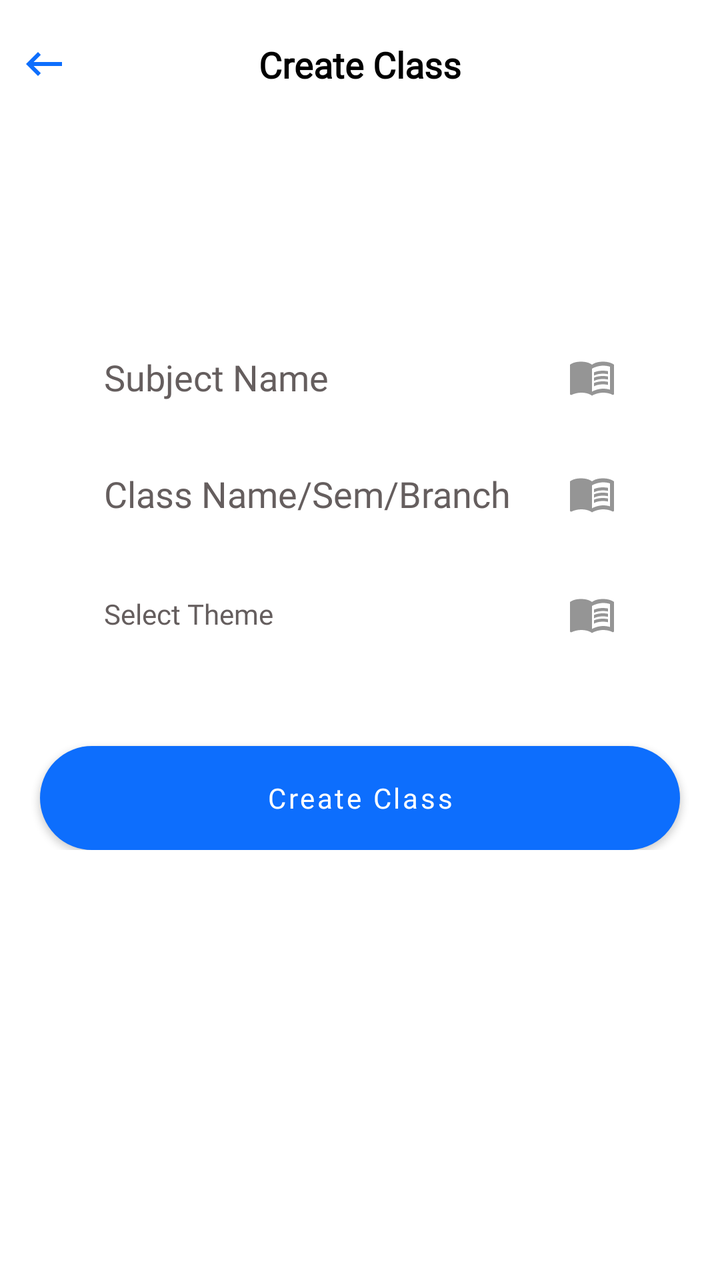
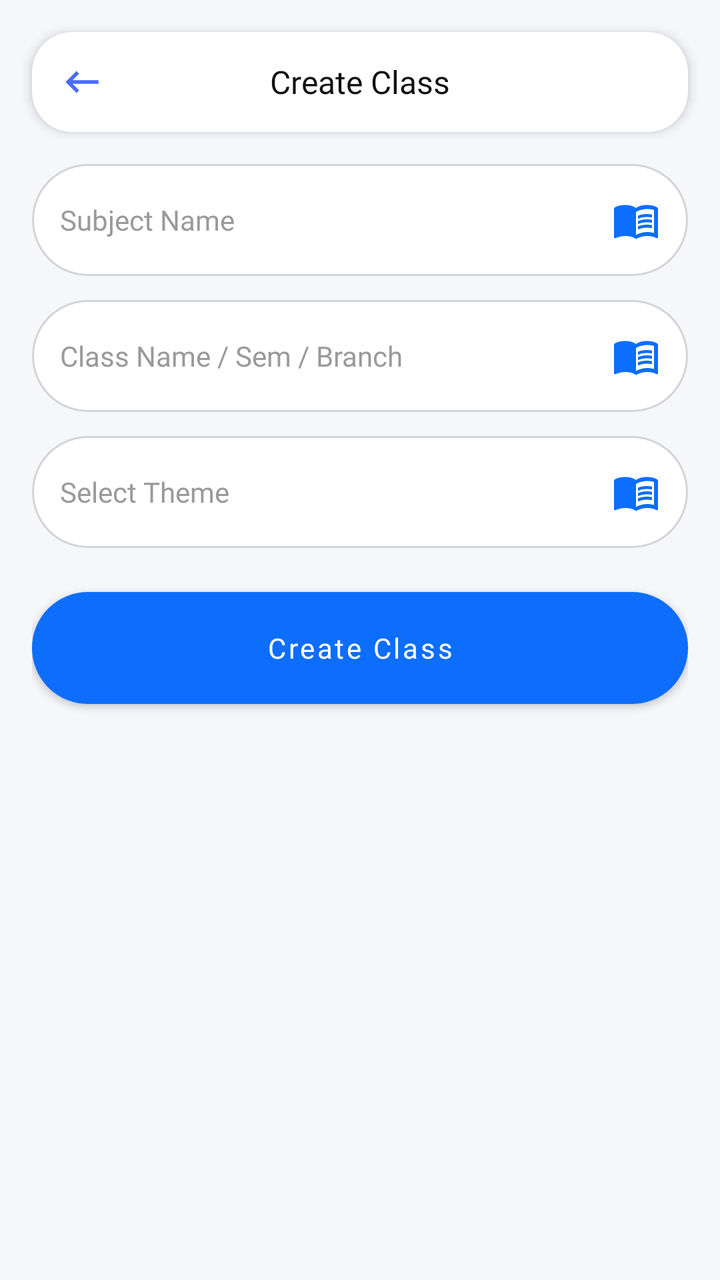

Compare the two renders of this Android layout. The source of the first and the diff that turns it into the second are given below.
<!-- AndroidManifest.xml: application theme Theme.LMSKotlin -->
<!-- res/layout/activity_create_class.xml -->
<?xml version="1.0" encoding="utf-8"?>
<RelativeLayout xmlns:android="http://schemas.android.com/apk/res/android"
    xmlns:app="http://schemas.android.com/apk/res-auto"
    xmlns:tools="http://schemas.android.com/tools"
    android:layout_width="match_parent"
    android:layout_height="match_parent"
    android:background="@color/white"
    tools:context=".CreateClassActivity">

    <RelativeLayout
        android:id="@+id/toolbarRl"
        android:layout_width="match_parent"
        android:layout_height="wrap_content"
        android:layout_marginTop="20dp"
        android:gravity="center_vertical">

        <ImageView
            android:id="@+id/backBtn"
            android:layout_width="wrap_content"
            android:layout_height="wrap_content"
            android:layout_marginStart="10dp"
            android:src="@drawable/ic_back_black"
            app:tint="@color/colorPrimary" />

        <TextView
            android:layout_width="wrap_content"
            android:layout_height="wrap_content"
            android:layout_centerHorizontal="true"
            android:text="Create Class"
            android:textColor="@color/black"
            android:textSize="18sp"
            android:fontFamily="@font/segoe_ui_bold"
            android:textStyle="bold" />

    </RelativeLayout>

    <androidx.core.widget.NestedScrollView
        android:id="@+id/scrollView"
        android:layout_width="match_parent"
        android:layout_height="wrap_content"
        android:layout_below="@id/toolbarRl">

        <RelativeLayout
            android:layout_width="match_parent"
            android:layout_height="wrap_content">

            <EditText
                android:id="@+id/subjectEt"
                android:layout_width="match_parent"
                android:layout_height="wrap_content"
                android:layout_marginLeft="40dp"
                android:layout_marginRight="40dp"
                android:layout_marginTop="120dp"
                android:background="@null"
                android:backgroundTint="@color/colorGray02"
                android:drawableEnd="@drawable/ic_library_primary"
                android:drawablePadding="20dp"
                android:drawableTint="@color/colorGray02"
                android:fontFamily="@font/seg_ui_semibold"
                android:hint="Subject Name"
                android:imeOptions="actionNext"
                android:inputType="textCapWords"
                android:padding="12dp"
                android:textColor="@color/black"
                android:textColorHint="@color/Gray01" />

            <EditText
                android:id="@+id/classNameEt"
                android:layout_width="match_parent"
                android:layout_height="wrap_content"
                android:layout_below="@id/subjectEt"
                android:layout_marginLeft="40dp"
                android:layout_marginRight="40dp"
                android:layout_marginTop="10dp"
                android:background="@null"
                android:backgroundTint="@color/colorGray02"
                android:drawableEnd="@drawable/ic_library_primary"
                android:drawablePadding="20dp"
                android:drawableTint="@color/colorGray02"
                android:fontFamily="@font/seg_ui_semibold"
                android:hint="Class Name/Sem/Branch"
                android:imeOptions="actionNext"
                android:inputType="textCapWords"
                android:padding="12dp"
                android:textColor="@color/black"
                android:textColorHint="@color/Gray01" />

            <TextView
                android:id="@+id/themeEt"
                android:layout_width="match_parent"
                android:layout_height="52dp"
                android:layout_below="@id/classNameEt"
                android:layout_marginLeft="40dp"
                android:layout_marginRight="40dp"
                android:layout_marginTop="10dp"
                android:background="@null"
                android:textSize="14sp"
                android:gravity="center_vertical"
                android:backgroundTint="@color/colorGray02"
                android:drawableEnd="@drawable/ic_library_primary"
                android:drawablePadding="20dp"
                android:drawableTint="@color/colorGray02"
                android:fontFamily="@font/seg_ui_semibold"
                android:hint="Select Theme"
                android:imeOptions="actionNext"
                android:inputType="textCapWords"
                android:padding="12dp"
                android:textColor="@color/black"
                android:textColorHint="@color/Gray01" />


            <Button
                android:id="@+id/createClassBtn"
                android:layout_width="match_parent"
                android:layout_height="52dp"
                android:layout_below="@id/themeEt"
                android:layout_marginLeft="20dp"
                android:layout_marginRight="20dp"
                android:layout_marginTop="40dp"
                android:background="@drawable/button_background"
                android:fontFamily="@font/seg_ui_semibold"
                android:text="Create Class"
                android:textAllCaps="false" />

            <ProgressBar
                android:id="@+id/progressBar"
                android:layout_width="wrap_content"
                android:layout_height="wrap_content"
                android:layout_centerHorizontal="true"
                android:layout_marginTop="20dp"
                android:visibility="gone"
                android:layout_below="@id/createClassBtn"/>


        </RelativeLayout>

    </androidx.core.widget.NestedScrollView>

</RelativeLayout>
<!-- resources referenced by this layout -->
<resources>
  <color name="Gray01">#655E5E</color>
  <color name="black">#FF000000</color>
  <color name="colorGray02">#959595</color>
  <color name="colorPrimary">#0d6efd</color>
  <color name="white">#FFFFFFFF</color>
  <!-- drawable button_background (drawable) -->
  <?xml version="1.0" encoding="utf-8"?>
  <layer-list xmlns:android="http://schemas.android.com/apk/res/android">
      <item>
          <shape android:shape="rectangle">
              <solid android:color="@color/colorPrimary"/>
              <corners android:radius="50dp"/>
              <stroke android:color="@color/colorPrimary"
                  android:width="1dp"/>
          </shape>
      </item>
  </layer-list>
  <!-- drawable ic_back_black (drawable) -->
  <vector android:autoMirrored="true" android:height="24dp"
      android:tint="#000000" android:viewportHeight="24"
      android:viewportWidth="24" android:width="24dp" xmlns:android="http://schemas.android.com/apk/res/android">
      <path android:fillColor="@android:color/white" android:pathData="M21,11H6.83l3.58,-3.59L9,6l-6,6 6,6 1.41,-1.41L6.83,13H21z"/>
  </vector>
  <!-- drawable ic_library_primary (drawable) -->
  <vector android:autoMirrored="true" android:height="24dp"
      android:tint="@color/colorPrimary" android:viewportHeight="24"
      android:viewportWidth="24" android:width="24dp" xmlns:android="http://schemas.android.com/apk/res/android">
      <path android:fillColor="@android:color/white" android:pathData="M21,5c-1.11,-0.35 -2.33,-0.5 -3.5,-0.5c-1.95,0 -4.05,0.4 -5.5,1.5c-1.45,-1.1 -3.55,-1.5 -5.5,-1.5S2.45,4.9 1,6v14.65c0,0.25 0.25,0.5 0.5,0.5c0.1,0 0.15,-0.05 0.25,-0.05C3.1,20.45 5.05,20 6.5,20c1.95,0 4.05,0.4 5.5,1.5c1.35,-0.85 3.8,-1.5 5.5,-1.5c1.65,0 3.35,0.3 4.75,1.05c0.1,0.05 0.15,0.05 0.25,0.05c0.25,0 0.5,-0.25 0.5,-0.5V6C22.4,5.55 21.75,5.25 21,5zM21,18.5c-1.1,-0.35 -2.3,-0.5 -3.5,-0.5c-1.7,0 -4.15,0.65 -5.5,1.5V8c1.35,-0.85 3.8,-1.5 5.5,-1.5c1.2,0 2.4,0.15 3.5,0.5V18.5z"/>
      <path android:fillColor="@android:color/white" android:pathData="M17.5,10.5c0.88,0 1.73,0.09 2.5,0.26V9.24C19.21,9.09 18.36,9 17.5,9c-1.7,0 -3.24,0.29 -4.5,0.83v1.66C14.13,10.85 15.7,10.5 17.5,10.5z"/>
      <path android:fillColor="@android:color/white" android:pathData="M13,12.49v1.66c1.13,-0.64 2.7,-0.99 4.5,-0.99c0.88,0 1.73,0.09 2.5,0.26V11.9c-0.79,-0.15 -1.64,-0.24 -2.5,-0.24C15.8,11.66 14.26,11.96 13,12.49z"/>
      <path android:fillColor="@android:color/white" android:pathData="M17.5,14.33c-1.7,0 -3.24,0.29 -4.5,0.83v1.66c1.13,-0.64 2.7,-0.99 4.5,-0.99c0.88,0 1.73,0.09 2.5,0.26v-1.52C19.21,14.41 18.36,14.33 17.5,14.33z"/>
  </vector>
  <style name="Theme.LMSKotlin" parent="Theme.MaterialComponents.DayNight.NoActionBar">
          
          <item name="colorPrimary">@color/colorPrimary</item>
          <item name="colorPrimaryVariant">@color/colorPrimary</item>
          <item name="colorOnPrimary">@color/white</item>
          
          <item name="colorSecondary">@color/colorPrimary</item>
          <item name="colorSecondaryVariant">@color/colorPrimary</item>
          <item name="colorOnSecondary">@color/black</item>
          
          <item name="android:statusBarColor">?attr/colorPrimaryVariant</item>
          
      </style>
</resources>

<!-- the commit's change to res/layout/activity_create_class.xml (unified diff, before → after) -->
@@ -1,139 +1,153 @@
 <?xml version="1.0" encoding="utf-8"?>
-<RelativeLayout xmlns:android="http://schemas.android.com/apk/res/android"
+<androidx.constraintlayout.widget.ConstraintLayout
+    xmlns:android="http://schemas.android.com/apk/res/android"
     xmlns:app="http://schemas.android.com/apk/res-auto"
     xmlns:tools="http://schemas.android.com/tools"
     android:layout_width="match_parent"
     android:layout_height="match_parent"
-    android:background="@color/white"
+    android:background="#F5F7FA"
     tools:context=".CreateClassActivity">
 
-    <RelativeLayout
-        android:id="@+id/toolbarRl"
-        android:layout_width="match_parent"
+    
+
+    <androidx.cardview.widget.CardView
+        android:id="@+id/toolbarCard"
+        android:layout_width="0dp"
         android:layout_height="wrap_content"
-        android:layout_marginTop="20dp"
-        android:gravity="center_vertical">
-
-        <ImageView
-            android:id="@+id/backBtn"
-            android:layout_width="wrap_content"
-            android:layout_height="wrap_content"
-            android:layout_marginStart="10dp"
-            android:src="@drawable/ic_back_black"
-            app:tint="@color/colorPrimary" />
-
-        <TextView
-            android:layout_width="wrap_content"
-            android:layout_height="wrap_content"
-            android:layout_centerHorizontal="true"
-            android:text="Create Class"
-            android:textColor="@color/black"
-            android:textSize="18sp"
-            android:fontFamily="@font/segoe_ui_bold"
-            android:textStyle="bold" />
-
-    </RelativeLayout>
-
-    <androidx.core.widget.NestedScrollView
-        android:id="@+id/scrollView"
-        android:layout_width="match_parent"
-        android:layout_height="wrap_content"
-        android:layout_below="@id/toolbarRl">
+        android:layout_margin="16dp"
+        app:cardBackgroundColor="@android:color/white"
+        app:cardCornerRadius="20dp"
+        app:cardElevation="3dp"
+        app:layout_constraintTop_toTopOf="parent"
+        app:layout_constraintStart_toStartOf="parent"
+        app:layout_constraintEnd_toEndOf="parent">
 
         <RelativeLayout
             android:layout_width="match_parent"
-            android:layout_height="wrap_content">
+            android:layout_height="wrap_content"
+            android:padding="14dp">
+
+            <ImageView
+                android:id="@+id/backBtn"
+                android:layout_width="22dp"
+                android:layout_height="22dp"
+                android:layout_alignParentStart="true"
+                android:layout_centerVertical="true"
+                android:src="@drawable/ic_back_black"
+                app:tint="#4A6CF7" />
+
+            <TextView
+                android:layout_width="wrap_content"
+                android:layout_height="wrap_content"
+                android:layout_centerInParent="true"
+                android:fontFamily="@font/segoe_ui_bold"
+                android:text="Create Class"
+                android:textColor="#111111"
+                android:textSize="16sp" />
+
+        </RelativeLayout>
+
+    </androidx.cardview.widget.CardView>
+
+    
+
+    <ScrollView
+        android:layout_width="0dp"
+        android:layout_height="0dp"
+        android:fillViewport="true"
+        app:layout_constraintTop_toBottomOf="@id/toolbarCard"
+        app:layout_constraintBottom_toBottomOf="parent"
+        app:layout_constraintStart_toStartOf="parent"
+        app:layout_constraintEnd_toEndOf="parent">
+
+        <LinearLayout
+            android:layout_width="match_parent"
+            android:layout_height="wrap_content"
+            android:orientation="vertical"
+            android:padding="16dp">
+
+            
 
             <EditText
                 android:id="@+id/subjectEt"
                 android:layout_width="match_parent"
-                android:layout_height="wrap_content"
-                android:layout_marginLeft="40dp"
-                android:layout_marginRight="40dp"
-                android:layout_marginTop="120dp"
-                android:background="@null"
-                android:backgroundTint="@color/colorGray02"
+                android:layout_height="56dp"
+                android:background="@drawable/shape_rect_2"
                 android:drawableEnd="@drawable/ic_library_primary"
-                android:drawablePadding="20dp"
-                android:drawableTint="@color/colorGray02"
+                android:drawablePadding="12dp"
                 android:fontFamily="@font/seg_ui_semibold"
                 android:hint="Subject Name"
-                android:imeOptions="actionNext"
                 android:inputType="textCapWords"
-                android:padding="12dp"
-                android:textColor="@color/black"
-                android:textColorHint="@color/Gray01" />
+                android:paddingStart="14dp"
+                android:paddingEnd="14dp"
+                android:textColor="#111111"
+                android:textColorHint="#9A9A9A"
+                android:textSize="14sp" />
+
+            
 
             <EditText
                 android:id="@+id/classNameEt"
                 android:layout_width="match_parent"
-                android:layout_height="wrap_content"
-                android:layout_below="@id/subjectEt"
-                android:layout_marginLeft="40dp"
-                android:layout_marginRight="40dp"
-                android:layout_marginTop="10dp"
-                android:background="@null"
-                android:backgroundTint="@color/colorGray02"
+                android:layout_height="56dp"
+                android:layout_marginTop="12dp"
+                android:background="@drawable/shape_rect_2"
                 android:drawableEnd="@drawable/ic_library_primary"
-                android:drawablePadding="20dp"
-                android:drawableTint="@color/colorGray02"
+                android:drawablePadding="12dp"
                 android:fontFamily="@font/seg_ui_semibold"
-                android:hint="Class Name/Sem/Branch"
-                android:imeOptions="actionNext"
+                android:hint="Class Name / Sem / Branch"
                 android:inputType="textCapWords"
-                android:padding="12dp"
-                android:textColor="@color/black"
-                android:textColorHint="@color/Gray01" />
+                android:paddingStart="14dp"
+                android:paddingEnd="14dp"
+                android:textColor="#111111"
+                android:textColorHint="#9A9A9A"
+                android:textSize="14sp" />
+
+            
 
             <TextView
                 android:id="@+id/themeEt"
                 android:layout_width="match_parent"
-                android:layout_height="52dp"
-                android:layout_below="@id/classNameEt"
-                android:layout_marginLeft="40dp"
-                android:layout_marginRight="40dp"
-                android:layout_marginTop="10dp"
-                android:background="@null"
-                android:textSize="14sp"
+                android:layout_height="56dp"
+                android:layout_marginTop="12dp"
+                android:background="@drawable/shape_rect_2"
+                android:drawableEnd="@drawable/ic_library_primary"
+                android:drawablePadding="12dp"
+                android:fontFamily="@font/seg_ui_semibold"
                 android:gravity="center_vertical"
-                android:backgroundTint="@color/colorGray02"
-                android:drawableEnd="@drawable/ic_library_primary"
-                android:drawablePadding="20dp"
-                android:drawableTint="@color/colorGray02"
-                android:fontFamily="@font/seg_ui_semibold"
                 android:hint="Select Theme"
-                android:imeOptions="actionNext"
-                android:inputType="textCapWords"
-                android:padding="12dp"
-                android:textColor="@color/black"
-                android:textColorHint="@color/Gray01" />
+                android:paddingStart="14dp"
+                android:paddingEnd="14dp"
+                android:textColor="#111111"
+                android:textColorHint="#9A9A9A"
+                android:textSize="14sp" />
 
+            
 
             <Button
                 android:id="@+id/createClassBtn"
                 android:layout_width="match_parent"
-                android:layout_height="52dp"
-                android:layout_below="@id/themeEt"
-                android:layout_marginLeft="20dp"
-                android:layout_marginRight="20dp"
-                android:layout_marginTop="40dp"
+                android:layout_height="56dp"
+                android:layout_marginTop="22dp"
                 android:background="@drawable/button_background"
                 android:fontFamily="@font/seg_ui_semibold"
                 android:text="Create Class"
-                android:textAllCaps="false" />
+                android:textAllCaps="false"
+                android:textColor="@android:color/white"
+                android:textSize="14sp" />
+
+            
 
             <ProgressBar
                 android:id="@+id/progressBar"
                 android:layout_width="wrap_content"
                 android:layout_height="wrap_content"
-                android:layout_centerHorizontal="true"
-                android:layout_marginTop="20dp"
-                android:visibility="gone"
-                android:layout_below="@id/createClassBtn"/>
+                android:layout_marginTop="16dp"
+                android:layout_gravity="center"
+                android:visibility="gone" />
 
+        </LinearLayout>
 
-        </RelativeLayout>
+    </ScrollView>
 
-    </androidx.core.widget.NestedScrollView>
-
-</RelativeLayout>
+</androidx.constraintlayout.widget.ConstraintLayout>
<!-- resource entries referenced after the edit -->
@@ -1,10 +1,9 @@
 <!-- resources referenced by this layout -->
 <resources>
-  <color name="Gray01">#655E5E</color>
   <color name="black">#FF000000</color>
-  <color name="colorGray02">#959595</color>
   <color name="colorPrimary">#0d6efd</color>
   <color name="white">#FFFFFFFF</color>
+  <color name="strokesColor">#D6D5D5</color>
   <!-- drawable button_background (drawable) -->
   <?xml version="1.0" encoding="utf-8"?>
   <layer-list xmlns:android="http://schemas.android.com/apk/res/android">
@@ -32,6 +31,18 @@
       <path android:fillColor="@android:color/white" android:pathData="M13,12.49v1.66c1.13,-0.64 2.7,-0.99 4.5,-0.99c0.88,0 1.73,0.09 2.5,0.26V11.9c-0.79,-0.15 -1.64,-0.24 -2.5,-0.24C15.8,11.66 14.26,11.96 13,12.49z"/>
       <path android:fillColor="@android:color/white" android:pathData="M17.5,14.33c-1.7,0 -3.24,0.29 -4.5,0.83v1.66c1.13,-0.64 2.7,-0.99 4.5,-0.99c0.88,0 1.73,0.09 2.5,0.26v-1.52C19.21,14.41 18.36,14.33 17.5,14.33z"/>
   </vector>
+  <!-- drawable shape_rect_2 (drawable) -->
+  <?xml version="1.0" encoding="utf-8"?>
+  <shape xmlns:android="http://schemas.android.com/apk/res/android"
+      android:shape="rectangle">
+  
+      <solid android:color="@color/white" />
+  
+      <corners android:radius="50dp"/>
+      <stroke android:color="@color/strokesColor"
+          android:width="1dp" />
+  
+  </shape>
   <style name="Theme.LMSKotlin" parent="Theme.MaterialComponents.DayNight.NoActionBar">
           
           <item name="colorPrimary">@color/colorPrimary</item>
